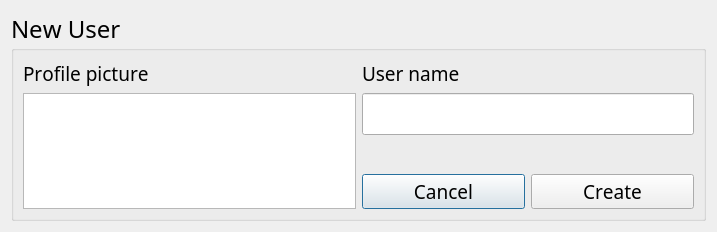
First picture: the form in Trunk/gui/NewUserDialog.ui, repository emiliosku/CubaTronik, before the edit.
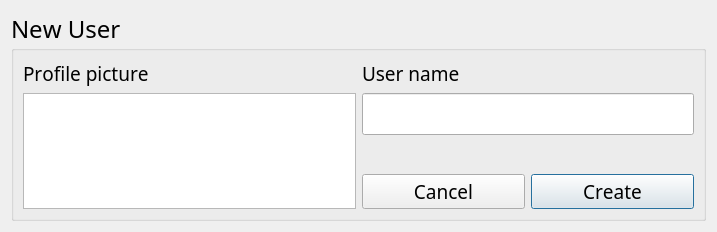
Second picture: the form after the edit.

Commit message: New in this version: - Profile pictures ability added to the GUI. - Creating the profiles pictures folder. - New file LoadFiles in order to load all the data required.

The edit to the form file:
```diff
--- a/Trunk/gui/NewUserDialog.ui
+++ b/Trunk/gui/NewUserDialog.ui
@@ -112,6 +112,9 @@
             <property name="text">
              <string>Cancel</string>
             </property>
+            <property name="autoDefault">
+             <bool>false</bool>
+            </property>
            </widget>
           </item>
           <item>
```
Left out of the diff: 9 changed lines with no effect on the pictures. The commit also changes 4 other files.
